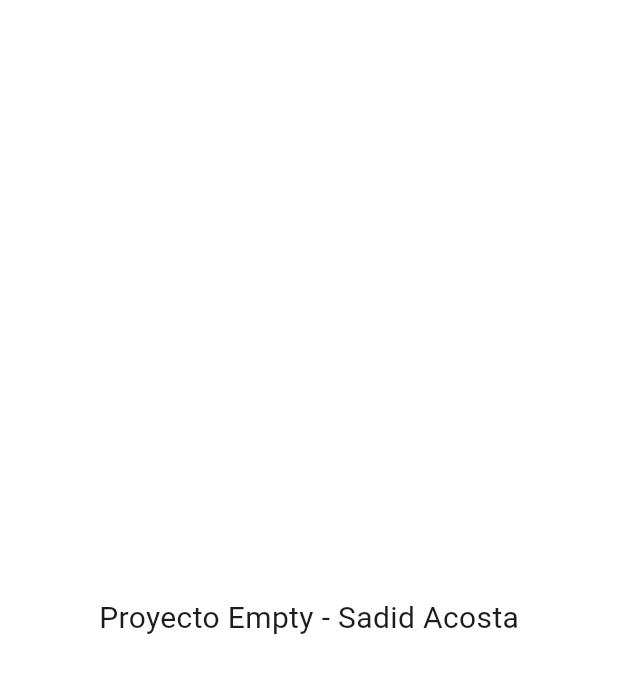
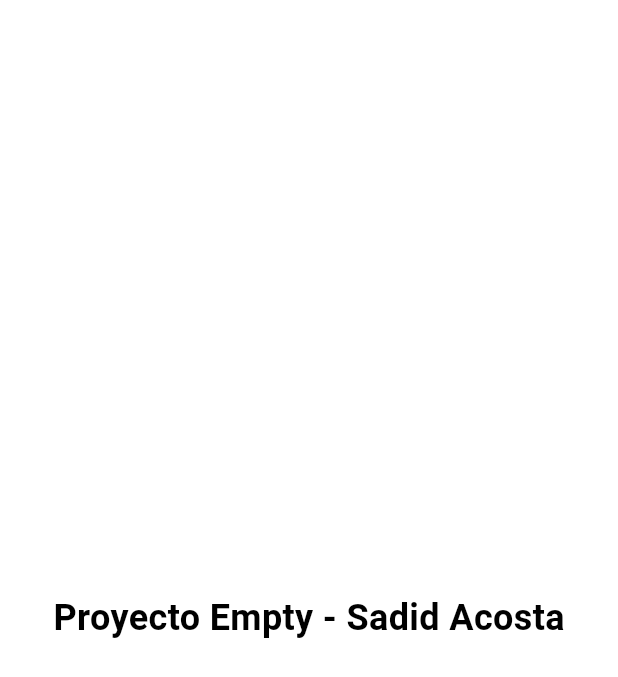
Before and after one commit to KingSadid/flutter-proyectos-entregable, a Flutter app: the screen it shows after launch, on a phone screen of 412 x 824 dp. Shown: the top 677 px of the screen. Run offline on Flutter 3.47's test engine with Material 3 defaults, Android fonts, the phone set to English and light mode, and no system bars.

```diff
--- a/proyecto_vacio_app/lib/main.dart
+++ b/proyecto_vacio_app/lib/main.dart
@@ -16,7 +16,11 @@ class EmptyApp extends StatelessWidget {
         body: Center(
           child: Text(
             'Proyecto Empty - Sadid Acosta',
-            style: TextStyle(fontSize: 20),
+            style: TextStyle(
+              fontSize: 24,
+              color: Colors.black,
+              fontWeight: FontWeight.bold
+            ),
           ),
         ),
       ),
```
Also changed, not shown: 2 other files.
